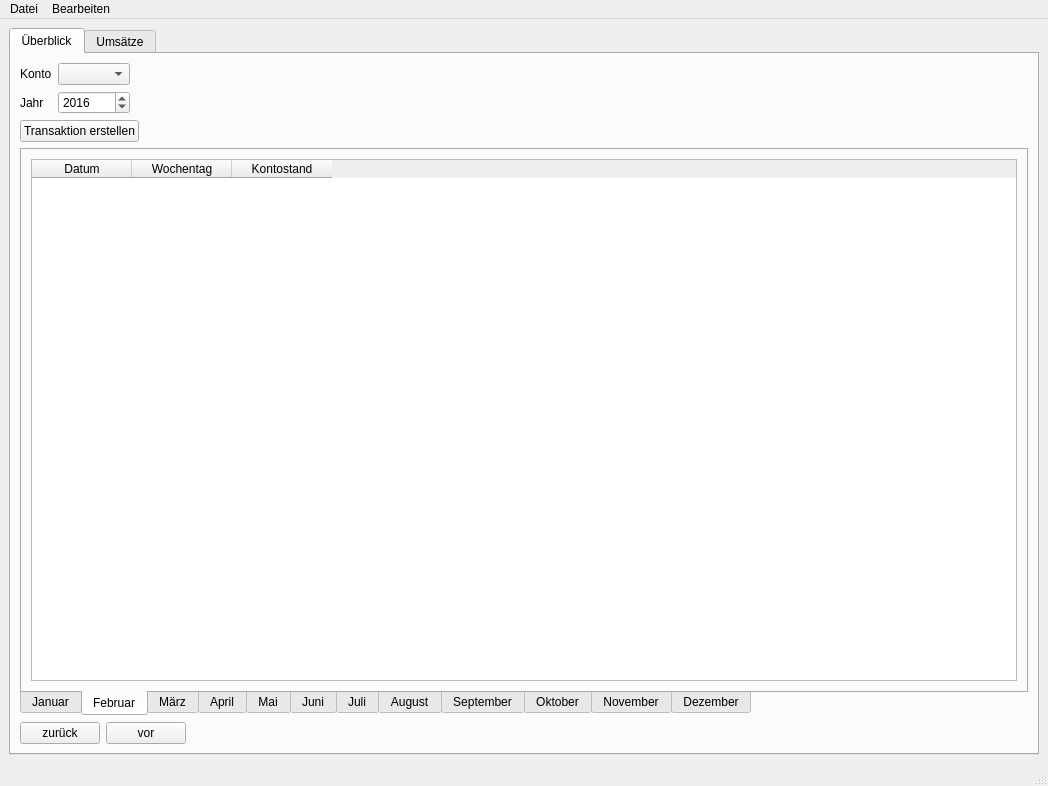
Before: the Qt Designer form View/src/main/resources/design/ui/mainwindow.ui in marcuskraft/DimeDiaryJavaFx, drawn with Qt 5.
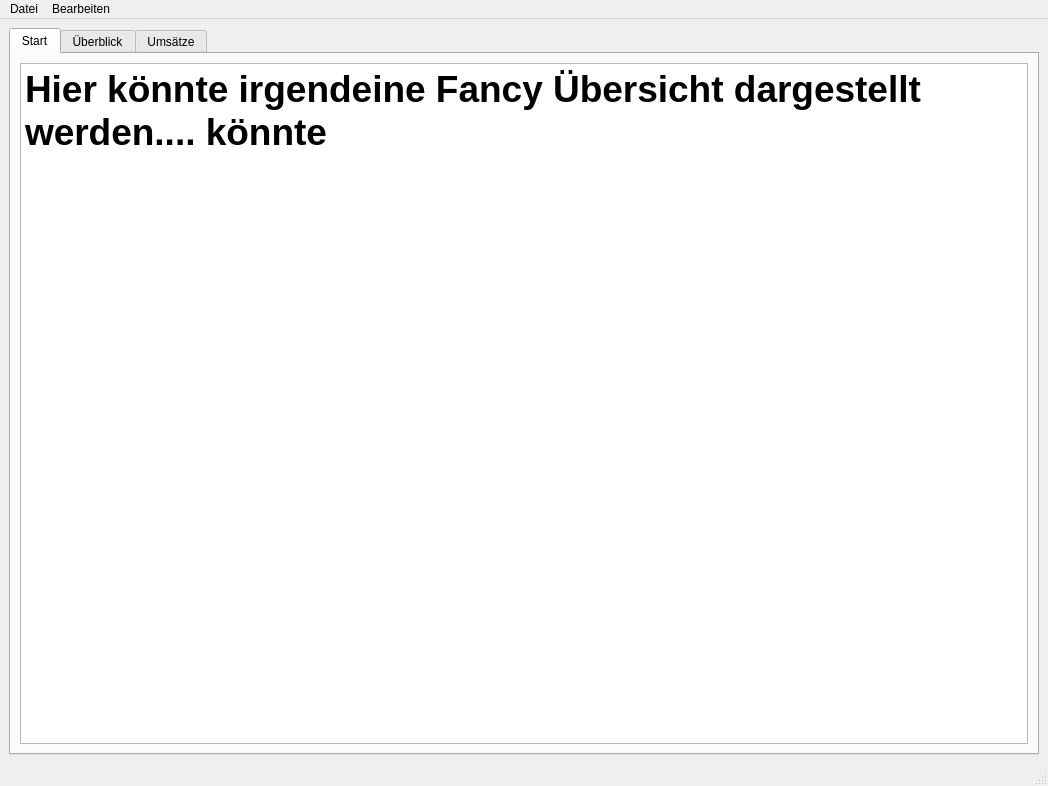
After: the same form once the commit is applied.

```diff
--- a/View/src/main/resources/design/ui/mainwindow.ui
+++ b/View/src/main/resources/design/ui/mainwindow.ui
@@ -32,6 +32,24 @@
       <property name="movable">
        <bool>false</bool>
       </property>
+      <widget class="QWidget" name="tab">
+       <attribute name="title">
+        <string>Start</string>
+       </attribute>
+       <layout class="QGridLayout" name="gridLayout_20">
+        <item row="0" column="0">
+         <widget class="QTextBrowser" name="textBrowser">
+          <property name="html">
+           <string>&lt;!DOCTYPE HTML PUBLIC &quot;-//W3C//DTD HTML 4.0//EN&quot; &quot;http://www.w3.org/TR/REC-html40/strict.dtd&quot;&gt;
+&lt;html&gt;&lt;head&gt;&lt;meta name=&quot;qrichtext&quot; content=&quot;1&quot; /&gt;&lt;style type=&quot;text/css&quot;&gt;
+p, li { white-space: pre-wrap; }
+&lt;/style&gt;&lt;/head&gt;&lt;body style=&quot; font-family:'MS Shell Dlg 2'; font-size:8.25pt; font-weight:400; font-style:normal;&quot;&gt;
+&lt;p style=&quot; margin-top:0px; margin-bottom:0px; margin-left:0px; margin-right:0px; -qt-block-indent:0; text-indent:0px;&quot;&gt;&lt;span style=&quot; font-size:28pt; font-weight:600;&quot;&gt;Hier könnte irgendeine Fancy Übersicht dargestellt werden.... könnte&lt;/span&gt;&lt;/p&gt;&lt;/body&gt;&lt;/html&gt;</string>
+          </property>
+         </widget>
+        </item>
+       </layout>
+      </widget>
       <widget class="QWidget" name="overview">
        <attribute name="title">
         <string>Überblick</string>
```
